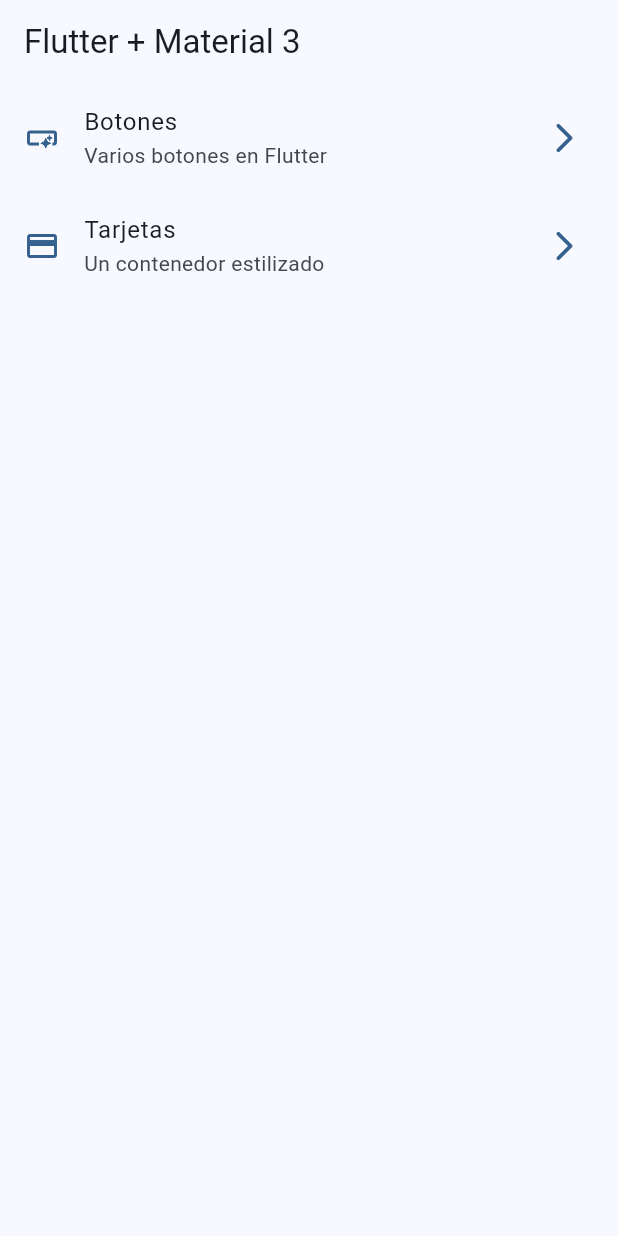
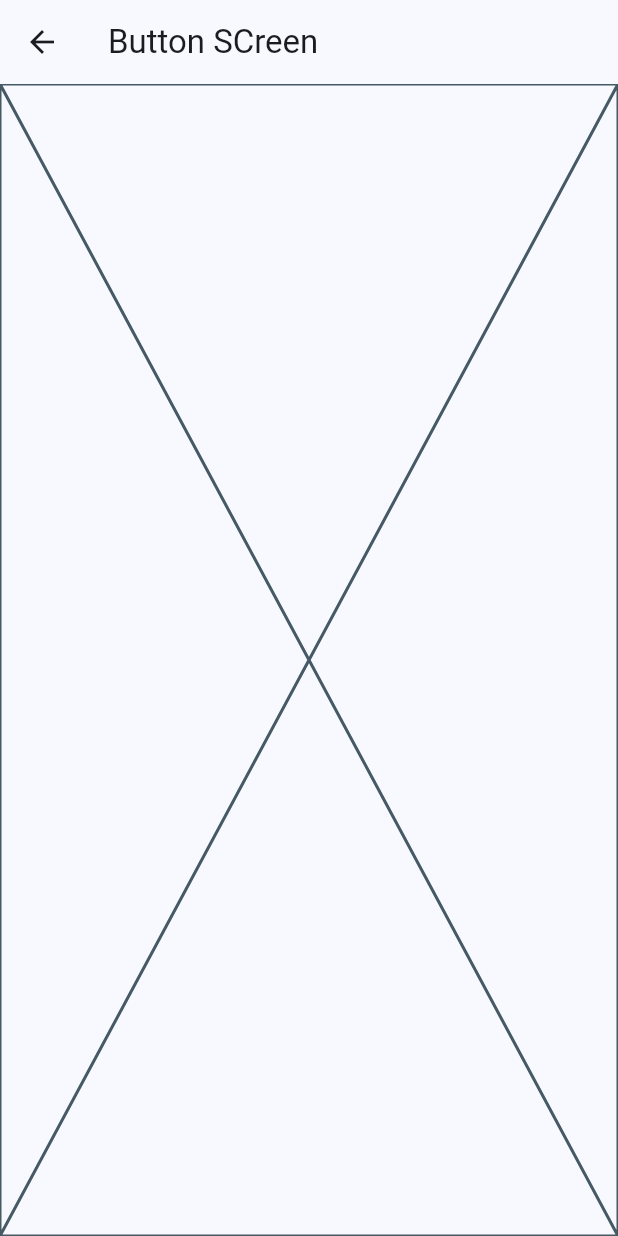
Before and after one commit to Osovan/widgets_app, a Flutter app: the screen it shows after launch, after a tap on "Botones", on a phone screen of 412 x 824 dp. Run offline on Flutter 3.47's test engine with Material 3 defaults, Android fonts, the phone set to English and light mode, and no system bars.

```diff
--- a/lib/config/menu/menu_items.dart
+++ b/lib/config/menu/menu_items.dart
@@ -22,6 +22,6 @@ const appMenuItems = <MenuItem>[
   MenuItem(
       title: 'Tarjetas',
       subTitle: 'Un contenedor estilizado',
-      link: '/card',
+      link: '/cards',
       icon: Icons.credit_card),
 ];
--- a/lib/main.dart
+++ b/lib/main.dart
@@ -1,5 +1,7 @@
 import 'package:flutter/material.dart';
 import 'package:widgets_app/config/theme/app_theme.dart';
+import 'package:widgets_app/presentation/screens/buttons/buttons_screen.dart';
+import 'package:widgets_app/presentation/screens/cards/cards_screen.dart';
 import 'package:widgets_app/presentation/screens/home/home_screen.dart';
 
 void main() {
@@ -12,9 +14,12 @@ class MainApp extends StatelessWidget {
   @override
   Widget build(BuildContext context) {
     return MaterialApp(
-      debugShowCheckedModeBanner: false,
-      theme: AppTheme(selectedColor: 0).getTheme(),
-      home: HomeScreen(),
-    );
+        debugShowCheckedModeBanner: false,
+        theme: AppTheme(selectedColor: 0).getTheme(),
+        home: HomeScreen(),
+        routes: {
+          '/buttons': (context) => ButtonsScreen(),
+          '/cards': (context) => CardsScreen(),
+        });
   }
 }
--- /dev/null
+++ b/lib/presentation/screens/buttons/buttons_screen.dart
@@ -0,0 +1,15 @@
+import 'package:flutter/material.dart';
+
+class ButtonsScreen extends StatelessWidget {
+  const ButtonsScreen({super.key});
+
+  @override
+  Widget build(BuildContext context) {
+    return Scaffold(
+      appBar: AppBar(
+        title: Text("Button SCreen"),
+      ),
+      body: Placeholder(),
+    );
+  }
+}
--- a/lib/presentation/screens/home/home_screen.dart
+++ b/lib/presentation/screens/home/home_screen.dart
@@ -1,5 +1,6 @@
 import 'package:flutter/material.dart';
 import 'package:widgets_app/config/menu/menu_items.dart';
+import 'package:widgets_app/presentation/screens/buttons/buttons_screen.dart';
 
 class HomeScreen extends StatelessWidget {
   const HomeScreen({super.key});
@@ -50,8 +51,13 @@ class _CustomListTile extends StatelessWidget {
       title: Text(menuItem.title),
       subtitle: Text(menuItem.subTitle),
       onTap: () {
-        // Aquí podrías navegar a otra pantalla o hacer alguna acción.
-        print('Navegar a: ${menuItem.link}');
+        // Navigator.of(context).push(
+        //   MaterialPageRoute(
+        //     builder: (context) => const ButtonsScreen(),
+        //   ),
+        // );
+
+        Navigator.pushNamed(context, menuItem.link);
       },
     );
   }
```
Also changed, not shown: lib/presentation/screens/cards/cards_screen.dart (added, +15 -0 lines).
